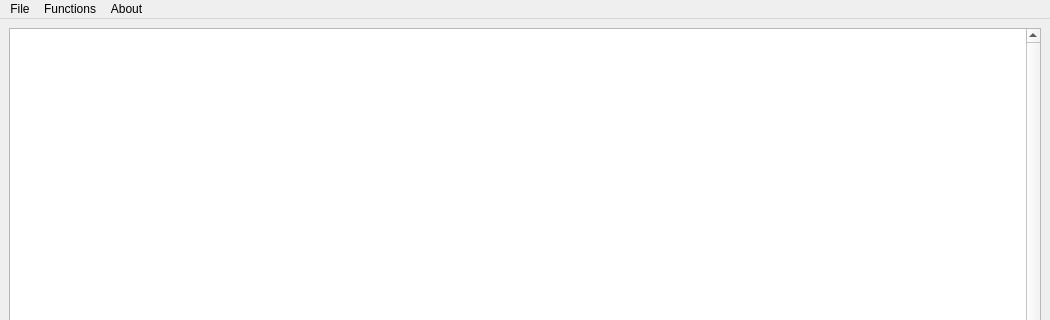
First picture: the form in mainwindow.ui, repository juanmacaaz/LogicSimulator, before the edit; both pictures show x 0 to 1050 and y 0 to 320 of the 1050 by 622 pixel window.
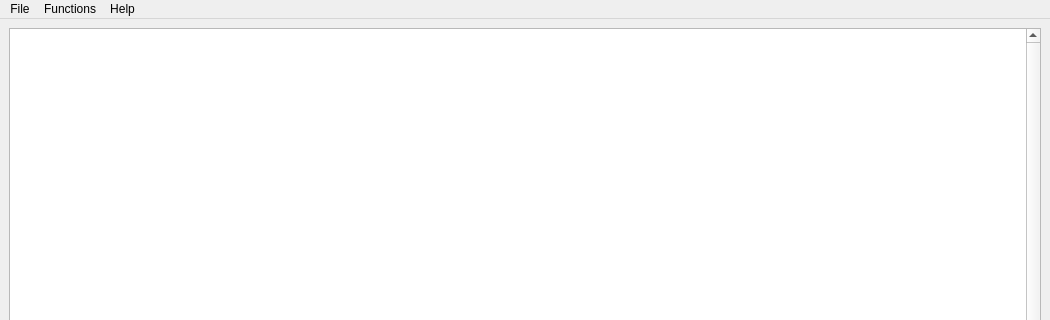
Second picture: the form after the edit.

What changed in the file:
```diff
--- a/mainwindow.ui
+++ b/mainwindow.ui
@@ -59,7 +59,7 @@
    </widget>
    <widget class="QMenu" name="menuAbout">
     <property name="title">
-     <string>About</string>
+     <string>Help</string>
     </property>
     <addaction name="actionTest_Button"/>
    </widget>
```
Left out of the diff: 12 changed lines with no effect on the pictures.
